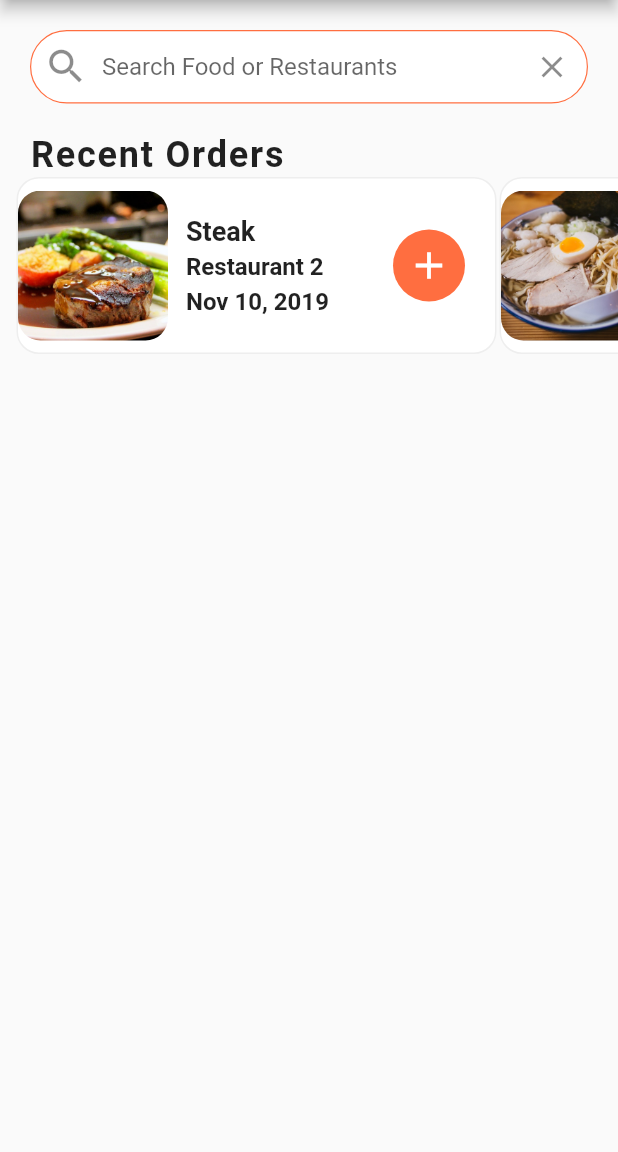
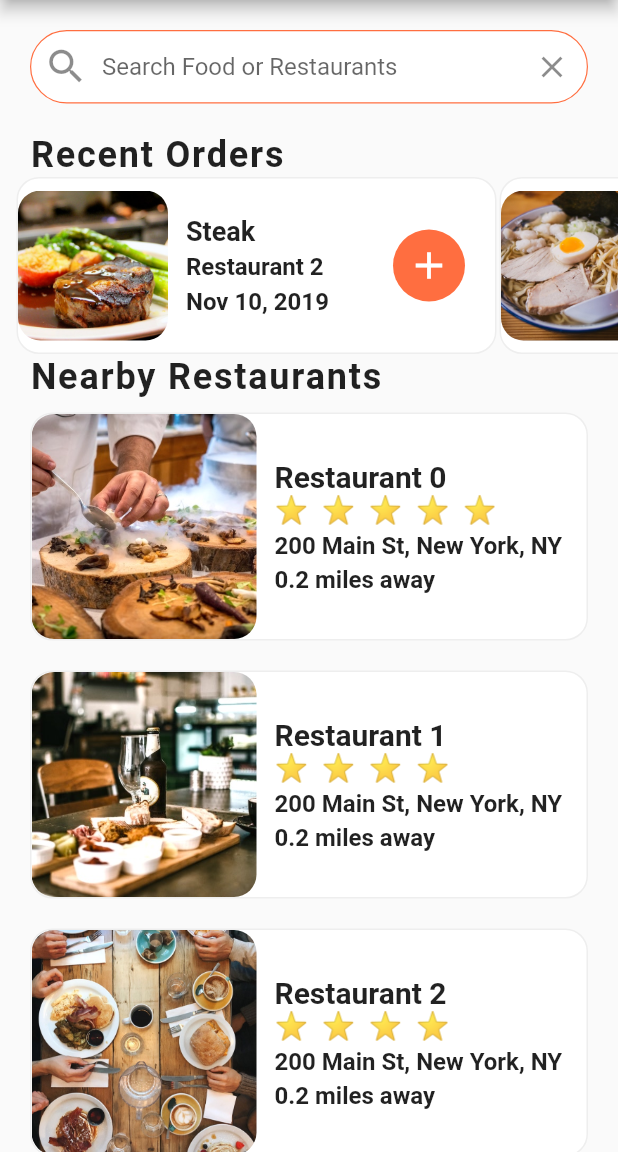
Before and after one commit to ivantrj/food_delivery_flutter, a Flutter app: the screen it shows after launch, on a phone screen of 412 x 824 dp, the part 84-1236 px from its top. Run offline on Flutter 3.47's test engine with Material 2 defaults, Android fonts, the phone set to English and light mode, and no system bars.

Commit message:
add nearby restaurants

```diff
--- a/lib/screens/home_screen.dart
+++ b/lib/screens/home_screen.dart
@@ -1,6 +1,9 @@
 import 'package:flutter/material.dart';
 import 'package:food_delivery/data/data.dart';
+import 'package:food_delivery/models/restaurant.dart';
 import 'package:food_delivery/widgets/recent_orders.dart';
+
+import '../widgets/rating_stars.dart';
 
 class HomeScreen extends StatefulWidget {
   const HomeScreen({Key? key}) : super(key: key);
@@ -10,6 +13,70 @@ class HomeScreen extends StatefulWidget {
 }
 
 class _HomeScreenState extends State<HomeScreen> {
+  _buildRestaurants() {
+    List<Widget> restaurantList = [];
+    restaurants.forEach(
+      (Restaurant restaurant) {
+        restaurantList.add(
+          Container(
+            margin: EdgeInsets.symmetric(horizontal: 20.0, vertical: 10.0),
+            decoration: BoxDecoration(
+              color: Colors.white,
+              borderRadius: BorderRadius.circular(15.0),
+              border: Border.all(width: 1.0, color: (Colors.grey[200])!),
+            ),
+            child: Row(children: [
+              ClipRRect(
+                borderRadius: BorderRadius.circular(15.0),
+                child: Image(
+                  height: 150.0,
+                  width: 150.0,
+                  image: AssetImage(restaurant.imageUrl),
+                  fit: BoxFit.cover,
+                ),
+              ),
+              Expanded(
+                child: Container(
+                  margin: EdgeInsets.all(12.0),
+                  child: Column(
+                    mainAxisAlignment: MainAxisAlignment.center,
+                    crossAxisAlignment: CrossAxisAlignment.start,
+                    children: [
+                      Text(
+                        restaurant.name,
+                        style: TextStyle(
+                            fontSize: 20.0, fontWeight: FontWeight.bold),
+                        overflow: TextOverflow.ellipsis,
+                      ),
+                      RatingStars(restaurant.rating),
+                      SizedBox(height: 4.0),
+                      Text(
+                        restaurant.address,
+                        style: TextStyle(
+                            fontSize: 16.0, fontWeight: FontWeight.w600),
+                        overflow: TextOverflow.ellipsis,
+                      ),
+                      SizedBox(height: 4.0),
+                      Text(
+                        '0.2 miles away',
+                        style: TextStyle(
+                            fontSize: 16.0, fontWeight: FontWeight.w600),
+                        overflow: TextOverflow.ellipsis,
+                      ),
+                    ],
+                  ),
+                ),
+              )
+            ]),
+          ),
+        );
+      },
+    );
+    return Column(
+      children: restaurantList,
+    );
+  }
+
   @override
   Widget build(BuildContext context) {
     return Scaffold(
@@ -63,6 +130,21 @@ class _HomeScreenState extends State<HomeScreen> {
             ),
           ),
           RecentOrders(),
+          Column(
+            crossAxisAlignment: CrossAxisAlignment.start,
+            children: [
+              Padding(
+                padding: EdgeInsets.symmetric(horizontal: 20.0),
+                child: Text('Nearby Restaurants',
+                    style: TextStyle(
+                      fontSize: 24.0,
+                      fontWeight: FontWeight.w600,
+                      letterSpacing: 1.2,
+                    )),
+              ),
+              _buildRestaurants(),
+            ],
+          ),
         ],
       ),
     );
--- /dev/null
+++ b/lib/widgets/rating_stars.dart
@@ -0,0 +1,20 @@
+import 'package:flutter/material.dart';
+
+class RatingStars extends StatelessWidget {
+  final int rating;
+
+  RatingStars(this.rating);
+
+  @override
+  Widget build(BuildContext context) {
+    String stars = '';
+    for (int i = 0; i < rating; i++) {
+      stars += '⭐️  ';
+    }
+    stars.trim();
+    return Text(
+      stars,
+      style: TextStyle(fontSize: 18.0),
+    );
+  }
+}
```
